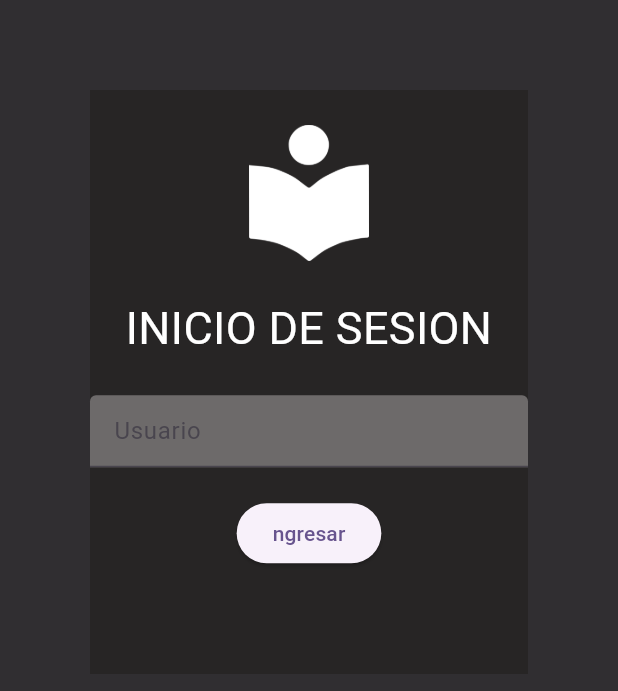
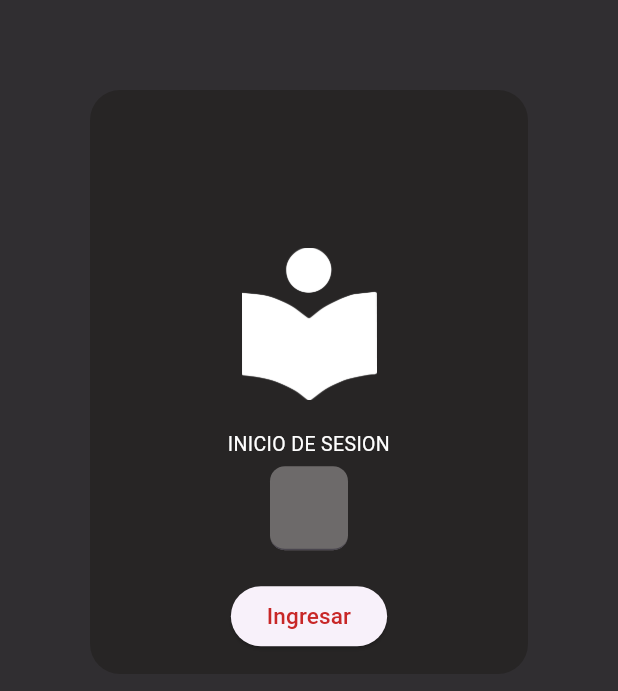
Before and after one commit to EmanuelR521/Library, a Flutter app: the screen it shows after launch, on a phone screen of 412 x 824 dp. Shown: the top 691 px of the screen. Run offline on Flutter 3.47's test engine with Material 2 defaults, Android fonts, the phone set to English and light mode, and no system bars; our stand-ins replace google_fonts.

Commit message:
Feat: pantalla inicio

```diff
--- a/lib/login_page.dart
+++ b/lib/login_page.dart
@@ -1,8 +1,9 @@
 import 'package:flutter/material.dart';
+import 'package:google_fonts/google_fonts.dart';
 
 class LoginPage extends StatelessWidget {
   const LoginPage({super.key});
-
+  //MaterialPageRoute navigator.push pop
   @override
   Widget build(BuildContext context) {
     return Scaffold(
@@ -13,29 +14,41 @@ class LoginPage extends StatelessWidget {
               child: AspectRatio(
                   aspectRatio: 3 / 4,
                   child: Container(
-                      color: const Color.fromARGB(255, 39, 37, 37),
+                    decoration: BoxDecoration(
+                     color: const Color.fromARGB(255, 39, 37, 37),
+                       borderRadius: BorderRadius.circular(20)
+                    ),
+
                       child: Column(
                         children: [
-                          const Spacer(flex: 1),
+                          const SizedBox(
+                            height: 105
+                            ),
                           Image.asset(
                             'assets/images/icon.png',
                             alignment: Alignment.center,
-                            width: 80,
+                            width: 90,
                           ),
-                          const Spacer(flex: 1),
+                          const SizedBox(
+                            height: 20
+                            ),
                           const Text(
                             "INICIO DE SESION",
                             textAlign: TextAlign.center,
                             style: TextStyle(
-                                fontSize: 30,
+                                fontSize: 13,
                                 color: Color.fromARGB(255, 255, 255, 255)),
                           ),
                           const Spacer(flex: 1),
-                          TextFormField(
-                            decoration: const InputDecoration(
-                              hintText: "Usuario",
-                              filled: true,
-                              fillColor: Color.fromARGB(255, 109, 106, 106),
+                          Padding(
+                            padding: const EdgeInsets.symmetric(horizontal:120.0),
+                            child: TextFormField(
+                              decoration: InputDecoration(
+                                labelText: "Usuario",
+                                filled: true,
+                                fillColor: const Color.fromARGB(255, 109, 106, 106),
+                                border: UnderlineInputBorder(borderRadius: BorderRadius.circular(10))
+                              ),
                             ),
                           ),
                           const SizedBox(
@@ -43,7 +56,10 @@ class LoginPage extends StatelessWidget {
                           ),
                           ElevatedButton(
                             onPressed: () {},
-                            child: const Text("ngresar"),
+                            child: const Text("Ingresar",textAlign: TextAlign.center, style: TextStyle(
+                              fontSize: 15,
+                              color: Color.fromARGB(255, 200, 39, 39)
+                            ),),
                           ),
                           const Spacer(flex: 3),
                         ],
--- a/pubspec.yaml
+++ b/pubspec.yaml
@@ -35,6 +35,7 @@ dependencies:
   # The following adds the Cupertino Icons font to your application.
   # Use with the CupertinoIcons class for iOS style icons.
   cupertino_icons: ^1.0.2
+  google_fonts: ^6.1.0
 
 dev_dependencies:
   flutter_test:
@@ -61,7 +62,6 @@ flutter:
   # To add assets to your application, add an assets section, like this:
   assets:
      - assets/images/icon.png
-     - images/icon.jpeg
 
   # An image asset can refer to one or more resolution-specific "variants", see
   # https://flutter.dev/assets-and-images/#resolution-aware
```
Also changed, not shown: pubspec.lock, 1 other file.
